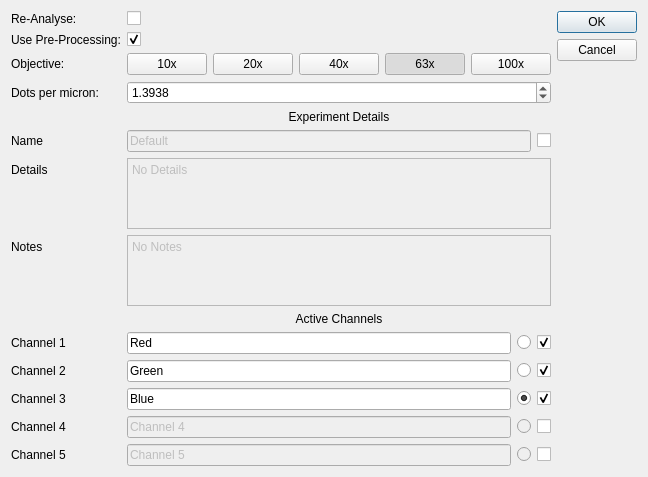
Before: the Qt Designer form gui/definitions/ui/analysis_settings_dialog.ui in SilMon/NucDetect, drawn with Qt 5.
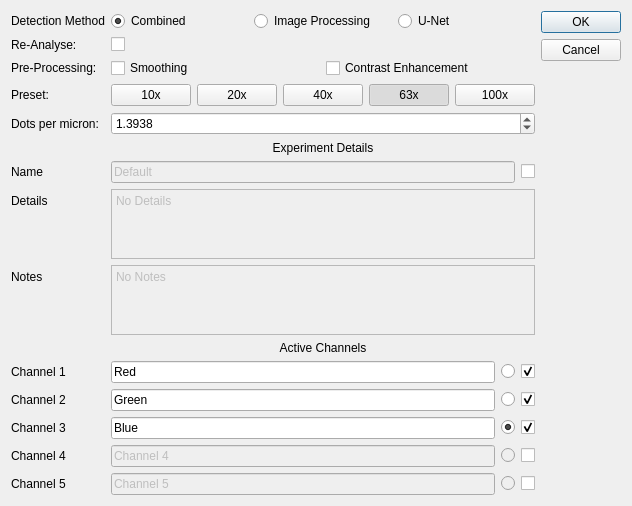
After: the same form once the commit is applied.

Diff of the .ui file:
```diff
--- a/gui/definitions/ui/analysis_settings_dialog.ui
+++ b/gui/definitions/ui/analysis_settings_dialog.ui
@@ -6,7 +6,7 @@
    <rect>
     <x>0</x>
     <y>0</y>
-    <width>475</width>
+    <width>605</width>
     <height>477</height>
    </rect>
   </property>
@@ -20,13 +20,57 @@
    <item>
     <layout class="QFormLayout" name="formLayout">
      <item row="0" column="0">
+      <widget class="QLabel" name="label_14">
+       <property name="text">
+        <string>Detection Method</string>
+       </property>
+      </widget>
+     </item>
+     <item row="0" column="1">
+      <layout class="QHBoxLayout" name="horizontalLayout_9">
+       <item>
+        <widget class="QRadioButton" name="rbtn_combined">
+         <property name="text">
+          <string>Combined</string>
+         </property>
+         <property name="checked">
+          <bool>true</bool>
+         </property>
+         <attribute name="buttonGroup">
+          <string notr="true">detection_method_btn_group</string>
+         </attribute>
+        </widget>
+       </item>
+       <item>
+        <widget class="QRadioButton" name="rbtn_ip">
+         <property name="text">
+          <string>Image Processing</string>
+         </property>
+         <attribute name="buttonGroup">
+          <string notr="true">detection_method_btn_group</string>
+         </attribute>
+        </widget>
+       </item>
+       <item>
+        <widget class="QRadioButton" name="rbtn_ml">
+         <property name="text">
+          <string>U-Net</string>
+         </property>
+         <attribute name="buttonGroup">
+          <string notr="true">detection_method_btn_group</string>
+         </attribute>
+        </widget>
+       </item>
+      </layout>
+     </item>
+     <item row="1" column="0">
       <widget class="QLabel" name="lbl_reanalyse">
        <property name="text">
         <string>Re-Analyse:</string>
        </property>
       </widget>
      </item>
-     <item row="0" column="1">
+     <item row="1" column="1">
       <widget class="QCheckBox" name="cbx_reanalyse">
        <property name="toolTip">
         <string>If checked, all images will be analysed, independent of existing analysis data</string>
@@ -36,34 +80,24 @@
        </property>
       </widget>
      </item>
-     <item row="1" column="0">
-      <widget class="QLabel" name="label_13">
-       <property name="text">
-        <string>Use Pre-Processing:</string>
-       </property>
-      </widget>
-     </item>
-     <item row="1" column="1">
-      <widget class="QCheckBox" name="cbx_preproc">
-       <property name="text">
-        <string/>
-       </property>
-       <property name="checked">
-        <bool>true</bool>
-       </property>
-      </widget>
-     </item>
      <item row="2" column="0">
+      <widget class="QLabel" name="label_13">
+       <property name="text">
+        <string>Pre-Processing:</string>
+       </property>
+      </widget>
+     </item>
+     <item row="3" column="0">
       <widget class="QLabel" name="label_12">
        <property name="toolTip">
         <string>Determines the detection boundaries of the analysis. Standard: 63x</string>
        </property>
        <property name="text">
-        <string>Objective:</string>
+        <string>Preset:</string>
        </property>
       </widget>
      </item>
-     <item row="2" column="1">
+     <item row="3" column="1">
       <layout class="QHBoxLayout" name="horizontalLayout_10">
        <item>
         <widget class="QPushButton" name="btn_10x">
@@ -153,14 +187,47 @@
        </item>
       </layout>
      </item>
-     <item row="5" column="0">
+     <item row="4" column="0">
+      <widget class="QLabel" name="label_11">
+       <property name="text">
+        <string>Dots per micron:</string>
+       </property>
+      </widget>
+     </item>
+     <item row="4" column="1">
+      <widget class="QDoubleSpinBox" name="spbx_mmpd">
+       <property name="toolTip">
+        <string>Standard value (1.3938) assumes a 1024x1024 image at 630 magnification</string>
+       </property>
+       <property name="suffix">
+        <string/>
+       </property>
+       <property name="decimals">
+        <number>4</number>
+       </property>
+       <property name="value">
+        <double>1.393800000000000</double>
+       </property>
+      </widget>
+     </item>
+     <item row="5" column="1">
+      <widget class="QLabel" name="label_9">
+       <property name="text">
+        <string>Experiment Details</string>
+       </property>
+       <property name="alignment">
+        <set>Qt::AlignCenter</set>
+       </property>
+      </widget>
+     </item>
+     <item row="6" column="0">
       <widget class="QLabel" name="label">
        <property name="text">
         <string>Name</string>
        </property>
       </widget>
      </item>
-     <item row="5" column="1">
+     <item row="6" column="1">
       <layout class="QHBoxLayout" name="horizontalLayout_7">
        <item>
         <widget class="QLineEdit" name="le_name">
@@ -187,14 +254,14 @@
        </item>
       </layout>
      </item>
-     <item row="6" column="0">
+     <item row="7" column="0">
       <widget class="QLabel" name="label_8">
        <property name="text">
         <string>Details</string>
        </property>
       </widget>
      </item>
-     <item row="6" column="1">
+     <item row="7" column="1">
       <widget class="QPlainTextEdit" name="pte_details">
        <property name="enabled">
         <bool>false</bool>
@@ -207,14 +274,14 @@
        </property>
       </widget>
      </item>
-     <item row="7" column="0">
+     <item row="8" column="0">
       <widget class="QLabel" name="label_10">
        <property name="text">
         <string>Notes</string>
        </property>
       </widget>
      </item>
-     <item row="7" column="1">
+     <item row="8" column="1">
       <layout class="QHBoxLayout" name="horizontalLayout_8">
        <item>
         <widget class="QPlainTextEdit" name="pte_notes">
@@ -231,14 +298,14 @@
        </item>
       </layout>
      </item>
-     <item row="8" column="0">
+     <item row="9" column="0">
       <widget class="Line" name="line">
        <property name="orientation">
         <enum>Qt::Horizontal</enum>
        </property>
       </widget>
      </item>
-     <item row="8" column="1">
+     <item row="9" column="1">
       <widget class="QLabel" name="label_7">
        <property name="text">
         <string>Active Channels</string>
@@ -248,14 +315,14 @@
        </property>
       </widget>
      </item>
-     <item row="10" column="0">
+     <item row="11" column="0">
       <widget class="QLabel" name="label_2">
        <property name="text">
         <string>Channel 1</string>
        </property>
       </widget>
      </item>
-     <item row="10" column="1">
+     <item row="11" column="1">
       <layout class="QHBoxLayout" name="horizontalLayout_2">
        <item>
         <widget class="QLineEdit" name="le_one">
@@ -295,14 +362,14 @@
        </item>
       </layout>
      </item>
-     <item row="11" column="0">
+     <item row="12" column="0">
       <widget class="QLabel" name="label_3">
        <property name="text">
         <string>Channel 2</string>
        </property>
       </widget>
      </item>
-     <item row="11" column="1">
+     <item row="12" column="1">
       <layout class="QHBoxLayout" name="horizontalLayout_3">
        <item>
         <widget class="QLineEdit" name="le_two">
@@ -345,14 +412,14 @@
        </item>
       </layout>
      </item>
-     <item row="12" column="0">
+     <item row="13" column="0">
       <widget class="QLabel" name="label_4">
        <property name="text">
         <string>Channel 3</string>
        </property>
       </widget>
      </item>
-     <item row="12" column="1">
+     <item row="13" column="1">
       <layout class="QHBoxLayout" name="horizontalLayout_4">
        <item>
         <widget class="QLineEdit" name="le_three">
@@ -395,14 +462,14 @@
        </item>
       </layout>
      </item>
-     <item row="13" column="0">
+     <item row="14" column="0">
       <widget class="QLabel" name="label_5">
        <property name="text">
         <string>Channel 4</string>
        </property>
       </widget>
      </item>
-     <item row="13" column="1">
+     <item row="14" column="1">
       <layout class="QHBoxLayout" name="horizontalLayout_5">
        <item>
         <widget class="QLineEdit" name="le_four">
@@ -445,14 +512,14 @@
        </item>
       </layout>
      </item>
-     <item row="14" column="0">
+     <item row="15" column="0">
       <widget class="QLabel" name="label_6">
        <property name="text">
         <string>Channel 5</string>
        </property>
       </widget>
      </item>
-     <item row="14" column="1">
+     <item row="15" column="1">
       <layout class="QHBoxLayout" name="horizontalLayout_6">
        <item>
         <widget class="QLineEdit" name="le_five">
@@ -495,38 +562,26 @@
        </item>
       </layout>
      </item>
-     <item row="3" column="0">
-      <widget class="QLabel" name="label_11">
-       <property name="text">
-        <string>Dots per micron:</string>
-       </property>
-      </widget>
-     </item>
-     <item row="4" column="1">
-      <widget class="QLabel" name="label_9">
-       <property name="text">
-        <string>Experiment Details</string>
-       </property>
-       <property name="alignment">
-        <set>Qt::AlignCenter</set>
-       </property>
-      </widget>
-     </item>
-     <item row="3" column="1">
-      <widget class="QDoubleSpinBox" name="spbx_mmpd">
-       <property name="toolTip">
-        <string>Standard value (1.3938) assumes a 1024x1024 image at 630 magnification</string>
-       </property>
-       <property name="suffix">
-        <string/>
-       </property>
-       <property name="decimals">
-        <number>4</number>
-       </property>
-       <property name="value">
-        <double>1.393800000000000</double>
-       </property>
-      </widget>
+     <item row="2" column="1">
+      <layout class="QHBoxLayout" name="horizontalLayout_12">
+       <item>
+        <widget class="QCheckBox" name="cbx_smoothing">
+         <property name="text">
+          <string>Smoothing</string>
+         </property>
+        </widget>
+       </item>
+       <item>
+        <widget class="QCheckBox" name="cbx_preproc">
+         <property name="text">
+          <string>Contrast Enhancement</string>
+         </property>
+         <property name="checked">
+          <bool>false</bool>
+         </property>
+        </widget>
+       </item>
+      </layout>
      </item>
     </layout>
    </item>
```
Left out of the diff: 1 changed line with no effect on the pictures.
